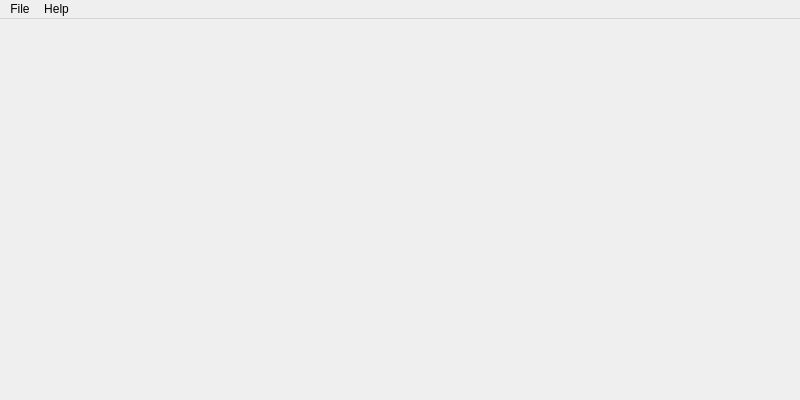
Old version of the form forms/mainwindow.ui in the repository pa23/diecat.
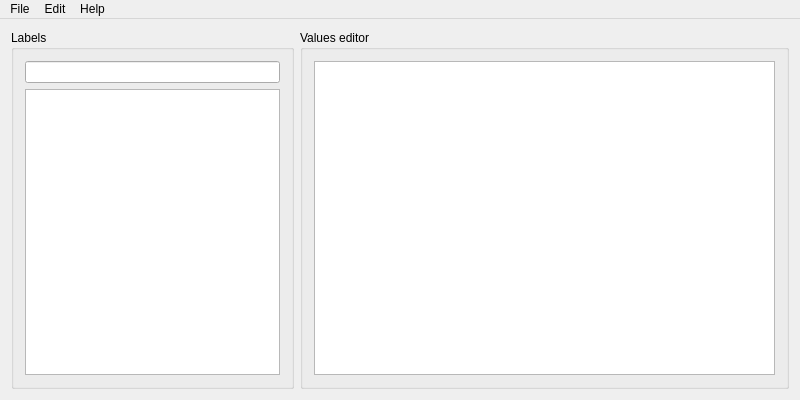
New version of the form.

Commit message: Some menu items added (empty for the present).

```diff
--- a/forms/mainwindow.ui
+++ b/forms/mainwindow.ui
@@ -19,7 +19,63 @@
   <property name="windowTitle">
    <string>diecat</string>
   </property>
-  <widget class="QWidget" name="centralWidget"/>
+  <widget class="QWidget" name="centralWidget">
+   <layout class="QVBoxLayout" name="verticalLayout_3">
+    <item>
+     <layout class="QHBoxLayout" name="horizontalLayout">
+      <item>
+       <widget class="QGroupBox" name="groupBox">
+        <property name="sizePolicy">
+         <sizepolicy hsizetype="Fixed" vsizetype="Preferred">
+          <horstretch>0</horstretch>
+          <verstretch>0</verstretch>
+         </sizepolicy>
+        </property>
+        <property name="title">
+         <string>Labels</string>
+        </property>
+        <layout class="QVBoxLayout" name="verticalLayout">
+         <item>
+          <widget class="QLineEdit" name="lineEdit_QuickSearch"/>
+         </item>
+         <item>
+          <widget class="QListView" name="listView_Labels">
+           <property name="minimumSize">
+            <size>
+             <width>255</width>
+             <height>0</height>
+            </size>
+           </property>
+           <property name="maximumSize">
+            <size>
+             <width>255</width>
+             <height>16777215</height>
+            </size>
+           </property>
+           <property name="selectionMode">
+            <enum>QAbstractItemView::MultiSelection</enum>
+           </property>
+          </widget>
+         </item>
+        </layout>
+       </widget>
+      </item>
+      <item>
+       <widget class="QGroupBox" name="groupBox_2">
+        <property name="title">
+         <string>Values editor</string>
+        </property>
+        <layout class="QVBoxLayout" name="verticalLayout_2">
+         <item>
+          <widget class="QTableWidget" name="tableWidget_ValuesEditor"/>
+         </item>
+        </layout>
+       </widget>
+      </item>
+     </layout>
+    </item>
+   </layout>
+  </widget>
   <widget class="QMenuBar" name="menuBar">
    <property name="geometry">
     <rect>
@@ -43,7 +99,18 @@
     </property>
     <addaction name="action_About"/>
    </widget>
+   <widget class="QMenu" name="menuEdit">
+    <property name="title">
+     <string>Edit</string>
+    </property>
+    <addaction name="action_Undo"/>
+    <addaction name="action_Redo"/>
+    <addaction name="separator"/>
+    <addaction name="action_ResetSelections"/>
+    <addaction name="action_ResetAllChanges"/>
+   </widget>
    <addaction name="menuFile"/>
+   <addaction name="menuEdit"/>
    <addaction name="menuHelp"/>
   </widget>
   <action name="action_OpenProject">
```
Left out of the diff: 60 changed lines with no effect on the pictures. The commit also changes 2 other files.
